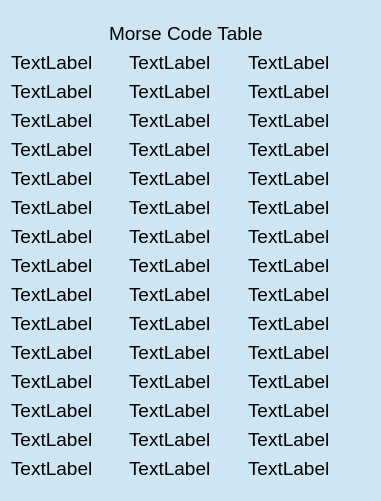
Qt form morseInput/src/morseInput/qt_files/morseTable/morsetabledialog.ui (ros-visualization/robhum_ui_utils) before a commit.
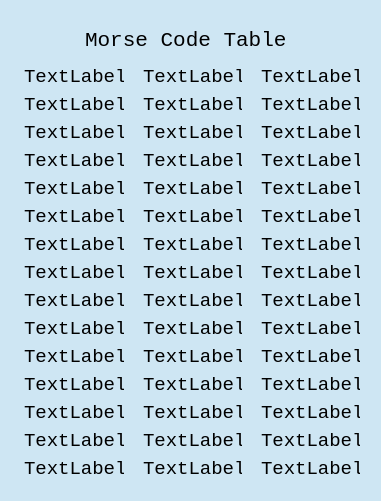
The same form after that commit.

What changed in the file:
```diff
--- a/morseInput/src/morseInput/qt_files/morseTable/morsetabledialog.ui
+++ b/morseInput/src/morseInput/qt_files/morseTable/morsetabledialog.ui
@@ -50,7 +50,8 @@
        <widget class="QLabel" name="morseTableTitle">
         <property name="font">
          <font>
-          <pointsize>14</pointsize>
+          <family>Monospace</family>
+          <pointsize>16</pointsize>
          </font>
         </property>
         <property name="text">
@@ -77,317 +78,722 @@
      <layout class="QGridLayout" name="morseCodeGrid">
       <item row="4" column="0">
        <widget class="QLabel" name="label_13">
+        <property name="font">
+         <font>
+          <family>Monospace</family>
+          <pointsize>14</pointsize>
+         </font>
+        </property>
         <property name="text">
          <string>TextLabel</string>
         </property>
+        <property name="indent">
+         <number>13</number>
+        </property>
        </widget>
       </item>
       <item row="5" column="0">
        <widget class="QLabel" name="label_16">
+        <property name="font">
+         <font>
+          <family>Monospace</family>
+          <pointsize>14</pointsize>
+         </font>
+        </property>
         <property name="text">
          <string>TextLabel</string>
         </property>
+        <property name="indent">
+         <number>13</number>
+        </property>
        </widget>
       </item>
       <item row="2" column="1">
        <widget class="QLabel" name="label_8">
+        <property name="font">
+         <font>
+          <family>Monospace</family>
+          <pointsize>14</pointsize>
+         </font>
+        </property>
         <property name="text">
          <string>TextLabel</string>
         </property>
+        <property name="indent">
+         <number>13</number>
+        </property>
        </widget>
       </item>
       <item row="0" column="2">
        <widget class="QLabel" name="label_4">
+        <property name="font">
+         <font>
+          <family>Monospace</family>
+          <pointsize>14</pointsize>
+         </font>
+        </property>
         <property name="text">
          <string>TextLabel</string>
         </property>
+        <property name="indent">
+         <number>13</number>
+        </property>
        </widget>
       </item>
       <item row="3" column="1">
        <widget class="QLabel" name="label_11">
+        <property name="font">
+         <font>
+          <family>Monospace</family>
+          <pointsize>14</pointsize>
+         </font>
+        </property>
         <property name="text">
          <string>TextLabel</string>
         </property>
+        <property name="indent">
+         <number>13</number>
+        </property>
        </widget>
       </item>
       <item row="10" column="2">
        <widget class="QLabel" name="label_33">
+        <property name="font">
+         <font>
+          <family>Monospace</family>
+          <pointsize>14</pointsize>
+         </font>
+        </property>
         <property name="text">
          <string>TextLabel</string>
         </property>
+        <property name="indent">
+         <number>13</number>
+        </property>
        </widget>
       </item>
       <item row="8" column="2">
        <widget class="QLabel" name="label_27">
+        <property name="font">
+         <font>
+          <family>Monospace</family>
+          <pointsize>14</pointsize>
+         </font>
+        </property>
         <property name="text">
          <string>TextLabel</string>
         </property>
+        <property name="indent">
+         <number>13</number>
+        </property>
        </widget>
       </item>
       <item row="12" column="2">
        <widget class="QLabel" name="label_39">
+        <property name="font">
+         <font>
+          <family>Monospace</family>
+          <pointsize>14</pointsize>
+         </font>
+        </property>
         <property name="text">
          <string>TextLabel</string>
         </property>
+        <property name="indent">
+         <number>13</number>
+        </property>
        </widget>
       </item>
       <item row="13" column="0">
        <widget class="QLabel" name="label_40">
+        <property name="font">
+         <font>
+          <family>Monospace</family>
+          <pointsize>14</pointsize>
+         </font>
+        </property>
         <property name="text">
          <string>TextLabel</string>
         </property>
+        <property name="indent">
+         <number>13</number>
+        </property>
        </widget>
       </item>
       <item row="8" column="1">
        <widget class="QLabel" name="label_26">
+        <property name="font">
+         <font>
+          <family>Monospace</family>
+          <pointsize>14</pointsize>
+         </font>
+        </property>
         <property name="text">
          <string>TextLabel</string>
         </property>
+        <property name="indent">
+         <number>13</number>
+        </property>
        </widget>
       </item>
       <item row="2" column="0">
        <widget class="QLabel" name="label_7">
+        <property name="font">
+         <font>
+          <family>Monospace</family>
+          <pointsize>14</pointsize>
+         </font>
+        </property>
         <property name="text">
          <string>TextLabel</string>
         </property>
+        <property name="indent">
+         <number>13</number>
+        </property>
        </widget>
       </item>
       <item row="8" column="0">
        <widget class="QLabel" name="label_25">
+        <property name="font">
+         <font>
+          <family>Monospace</family>
+          <pointsize>14</pointsize>
+         </font>
+        </property>
         <property name="text">
          <string>TextLabel</string>
         </property>
+        <property name="indent">
+         <number>13</number>
+        </property>
        </widget>
       </item>
       <item row="13" column="1">
        <widget class="QLabel" name="label_41">
+        <property name="font">
+         <font>
+          <family>Monospace</family>
+          <pointsize>14</pointsize>
+         </font>
+        </property>
         <property name="text">
          <string>TextLabel</string>
         </property>
+        <property name="indent">
+         <number>13</number>
+        </property>
        </widget>
       </item>
       <item row="10" column="0">
        <widget class="QLabel" name="label_31">
+        <property name="font">
+         <font>
+          <family>Monospace</family>
+          <pointsize>14</pointsize>
+         </font>
+        </property>
         <property name="text">
          <string>TextLabel</string>
         </property>
+        <property name="indent">
+         <number>13</number>
+        </property>
        </widget>
       </item>
       <item row="9" column="1">
        <widget class="QLabel" name="label_29">
+        <property name="font">
+         <font>
+          <family>Monospace</family>
+          <pointsize>14</pointsize>
+         </font>
+        </property>
         <property name="text">
          <string>TextLabel</string>
         </property>
+        <property name="indent">
+         <number>13</number>
+        </property>
        </widget>
       </item>
       <item row="3" column="2">
        <widget class="QLabel" name="label_12">
+        <property name="font">
+         <font>
+          <family>Monospace</family>
+          <pointsize>14</pointsize>
+         </font>
+        </property>
         <property name="text">
          <string>TextLabel</string>
         </property>
+        <property name="indent">
+         <number>13</number>
+        </property>
        </widget>
       </item>
       <item row="11" column="2">
        <widget class="QLabel" name="label_36">
+        <property name="font">
+         <font>
+          <family>Monospace</family>
+          <pointsize>14</pointsize>
+         </font>
+        </property>
         <property name="text">
          <string>TextLabel</string>
         </property>
+        <property name="indent">
+         <number>13</number>
+        </property>
        </widget>
       </item>
       <item row="12" column="0">
        <widget class="QLabel" name="label_37">
+        <property name="font">
+         <font>
+          <family>Monospace</family>
+          <pointsize>14</pointsize>
+         </font>
+        </property>
         <property name="text">
          <string>TextLabel</string>
         </property>
+        <property name="indent">
+         <number>13</number>
+        </property>
        </widget>
       </item>
       <item row="0" column="0">
        <widget class="QLabel" name="label_2">
+        <property name="font">
+         <font>
+          <family>Monospace</family>
+          <pointsize>14</pointsize>
+         </font>
+        </property>
         <property name="text">
          <string>TextLabel</string>
         </property>
+        <property name="indent">
+         <number>13</number>
+        </property>
        </widget>
       </item>
       <item row="10" column="1">
        <widget class="QLabel" name="label_32">
+        <property name="font">
+         <font>
+          <family>Monospace</family>
+          <pointsize>14</pointsize>
+         </font>
+        </property>
         <property name="text">
          <string>TextLabel</string>
         </property>
+        <property name="indent">
+         <number>13</number>
+        </property>
        </widget>
       </item>
       <item row="7" column="2">
        <widget class="QLabel" name="label_24">
+        <property name="font">
+         <font>
+          <family>Monospace</family>
+          <pointsize>14</pointsize>
+         </font>
+        </property>
         <property name="text">
          <string>TextLabel</string>
         </property>
+        <property name="indent">
+         <number>13</number>
+        </property>
        </widget>
       </item>
       <item row="13" column="2">
        <widget class="QLabel" name="label_42">
+        <property name="font">
+         <font>
+          <family>Monospace</family>
+          <pointsize>14</pointsize>
+         </font>
+        </property>
         <property name="text">
          <string>TextLabel</string>
         </property>
+        <property name="indent">
+         <number>13</number>
+        </property>
        </widget>
       </item>
       <item row="3" column="0">
        <widget class="QLabel" name="label_10">
+        <property name="font">
+         <font>
+          <family>Monospace</family>
+          <pointsize>14</pointsize>
+         </font>
+        </property>
         <property name="text">
          <string>TextLabel</string>
         </property>
+        <property name="indent">
+         <number>13</number>
+        </property>
        </widget>
       </item>
       <item row="1" column="2">
        <widget class="QLabel" name="label_6">
+        <property name="font">
+         <font>
+          <family>Monospace</family>
+          <pointsize>14</pointsize>
+         </font>
+        </property>
         <property name="text">
          <string>TextLabel</string>
         </property>
+        <property name="indent">
+         <number>13</number>
+        </property>
        </widget>
       </item>
       <item row="0" column="1">
        <widget class="QLabel" name="label_3">
+        <property name="font">
+         <font>
+          <family>Monospace</family>
+          <pointsize>14</pointsize>
+         </font>
+        </property>
         <property name="text">
          <string>TextLabel</string>
         </property>
+        <property name="indent">
+         <number>13</number>
+        </property>
        </widget>
       </item>
       <item row="1" column="0">
        <widget class="QLabel" name="label">
+        <property name="font">
+         <font>
+          <family>Monospace</family>
+          <pointsize>14</pointsize>
+         </font>
+        </property>
         <property name="text">
          <string>TextLabel</string>
         </property>
+        <property name="indent">
+         <number>13</number>
+        </property>
        </widget>
       </item>
       <item row="2" column="2">
        <widget class="QLabel" name="label_9">
+        <property name="font">
+         <font>
+          <family>Monospace</family>
+          <pointsize>14</pointsize>
+         </font>
+        </property>
         <property name="text">
          <string>TextLabel</string>
         </property>
+        <property name="indent">
+         <number>13</number>
+        </property>
        </widget>
       </item>
       <item row="9" column="0">
        <widget class="QLabel" name="label_28">
+        <property name="font">
+         <font>
+          <family>Monospace</family>
+          <pointsize>14</pointsize>
+         </font>
+        </property>
         <property name="text">
          <string>TextLabel</string>
         </property>
+        <property name="indent">
+         <number>13</number>
+        </property>
        </widget>
       </item>
       <item row="9" column="2">
        <widget class="QLabel" name="label_30">
+        <property name="font">
+         <font>
+          <family>Monospace</family>
+          <pointsize>14</pointsize>
+         </font>
+        </property>
         <property name="text">
          <string>TextLabel</string>
         </property>
+        <property name="indent">
+         <number>13</number>
+        </property>
        </widget>
       </item>
       <item row="5" column="1">
        <widget class="QLabel" name="label_17">
+        <property name="font">
+         <font>
+          <family>Monospace</family>
+          <pointsize>14</pointsize>
+         </font>
+        </property>
         <property name="text">
          <string>TextLabel</string>
         </property>
+        <property name="indent">
+         <number>13</number>
+        </property>
        </widget>
       </item>
       <item row="7" column="1">
        <widget class="QLabel" name="label_23">
+        <property name="font">
+         <font>
+          <family>Monospace</family>
+          <pointsize>14</pointsize>
+         </font>
+        </property>
         <property name="text">
          <string>TextLabel</string>
         </property>
+        <property name="indent">
+         <number>13</number>
+        </property>
        </widget>
       </item>
       <item row="1" column="1">
        <widget class="QLabel" name="label_5">
+        <property name="font">
+         <font>
+          <family>Monospace</family>
+          <pointsize>14</pointsize>
+         </font>
+        </property>
         <property name="text">
          <string>TextLabel</string>
         </property>
+        <property name="indent">
+         <number>13</number>
+        </property>
        </widget>
       </item>
       <item row="12" column="1">
        <widget class="QLabel" name="label_38">
+        <property name="font">
+         <font>
+          <family>Monospace</family>
+          <pointsize>14</pointsize>
+         </font>
+        </property>
         <property name="text">
          <string>TextLabel</string>
         </property>
+        <property name="indent">
+         <number>13</number>
+        </property>
        </widget>
       </item>
       <item row="6" column="1">
        <widget class="QLabel" name="label_20">
+        <property name="font">
+         <font>
+          <family>Monospace</family>
+          <pointsize>14</pointsize>
+         </font>
+        </property>
         <property name="text">
          <string>TextLabel</string>
         </property>
+        <property name="indent">
+         <number>13</number>
+        </property>
        </widget>
       </item>
       <item row="7" column="0">
        <widget class="QLabel" name="label_22">
+        <property name="font">
+         <font>
+          <family>Monospace</family>
+          <pointsize>14</pointsize>
+         </font>
+        </property>
         <property name="text">
          <string>TextLabel</string>
         </property>
+        <property name="indent">
+         <number>13</number>
+        </property>
        </widget>
       </item>
       <item row="6" column="2">
        <widget class="QLabel" name="label_21">
+        <property name="font">
+         <font>
+          <family>Monospace</family>
+          <pointsize>14</pointsize>
+         </font>
+        </property>
         <property name="text">
          <string>TextLabel</string>
         </property>
+        <property name="indent">
+         <number>13</number>
+        </property>
        </widget>
       </item>
       <item row="6" column="0">
        <widget class="QLabel" name="label_19">
+        <property name="font">
+         <font>
+          <family>Monospace</family>
+          <pointsize>14</pointsize>
+         </font>
+        </property>
         <property name="text">
          <string>TextLabel</string>
         </property>
+        <property name="indent">
+         <number>13</number>
+        </property>
        </widget>
       </item>
       <item row="5" column="2">
        <widget class="QLabel" name="label_18">
+        <property name="font">
+         <font>
+          <family>Monospace</family>
+          <pointsize>14</pointsize>
+         </font>
+        </property>
         <property name="text">
          <string>TextLabel</string>
         </property>
+        <property name="indent">
+         <number>13</number>
+        </property>
        </widget>
       </item>
       <item row="4" column="2">
        <widget class="QLabel" name="label_15">
+        <property name="font">
+         <font>
+          <family>Monospace</family>
+          <pointsize>14</pointsize>
+         </font>
+        </property>
         <property name="text">
          <string>TextLabel</string>
         </property>
+        <property name="indent">
+         <number>13</number>
+        </property>
        </widget>
       </item>
       <item row="4" column="1">
        <widget class="QLabel" name="label_14">
+        <property name="font">
+         <font>
+          <family>Monospace</family>
+          <pointsize>14</pointsize>
+         </font>
+        </property>
         <property name="text">
          <string>TextLabel</string>
         </property>
+        <property name="indent">
+         <number>13</number>
+        </property>
        </widget>
       </item>
       <item row="11" column="0">
        <widget class="QLabel" name="label_34">
+        <property name="font">
+         <font>
+          <family>Monospace</family>
+          <pointsize>14</pointsize>
+         </font>
+        </property>
         <property name="text">
          <string>TextLabel</string>
         </property>
+        <property name="indent">
+         <number>13</number>
+        </property>
        </widget>
       </item>
       <item row="11" column="1">
        <widget class="QLabel" name="label_35">
+        <property name="font">
+         <font>
+          <family>Monospace</family>
+          <pointsize>14</pointsize>
+         </font>
+        </property>
         <property name="text">
          <string>TextLabel</string>
         </property>
+        <property name="indent">
+         <number>13</number>
+        </property>
        </widget>
       </item>
       <item row="14" column="0">
        <widget class="QLabel" name="label_43">
+        <property name="font">
+         <font>
+          <family>Monospace</family>
+          <pointsize>14</pointsize>
+         </font>
+        </property>
         <property name="text">
          <string>TextLabel</string>
         </property>
+        <property name="indent">
+         <number>13</number>
+        </property>
        </widget>
       </item>
       <item row="14" column="1">
        <widget class="QLabel" name="label_44">
+        <property name="font">
+         <font>
+          <family>Monospace</family>
+          <pointsize>14</pointsize>
+         </font>
+        </property>
         <property name="text">
          <string>TextLabel</string>
         </property>
+        <property name="indent">
+         <number>13</number>
+        </property>
        </widget>
       </item>
       <item row="14" column="2">
        <widget class="QLabel" name="label_45">
+        <property name="font">
+         <font>
+          <family>Monospace</family>
+          <pointsize>14</pointsize>
+         </font>
+        </property>
         <property name="text">
          <string>TextLabel</string>
         </property>
+        <property name="indent">
+         <number>13</number>
+        </property>
        </widget>
       </item>
      </layout>
```
